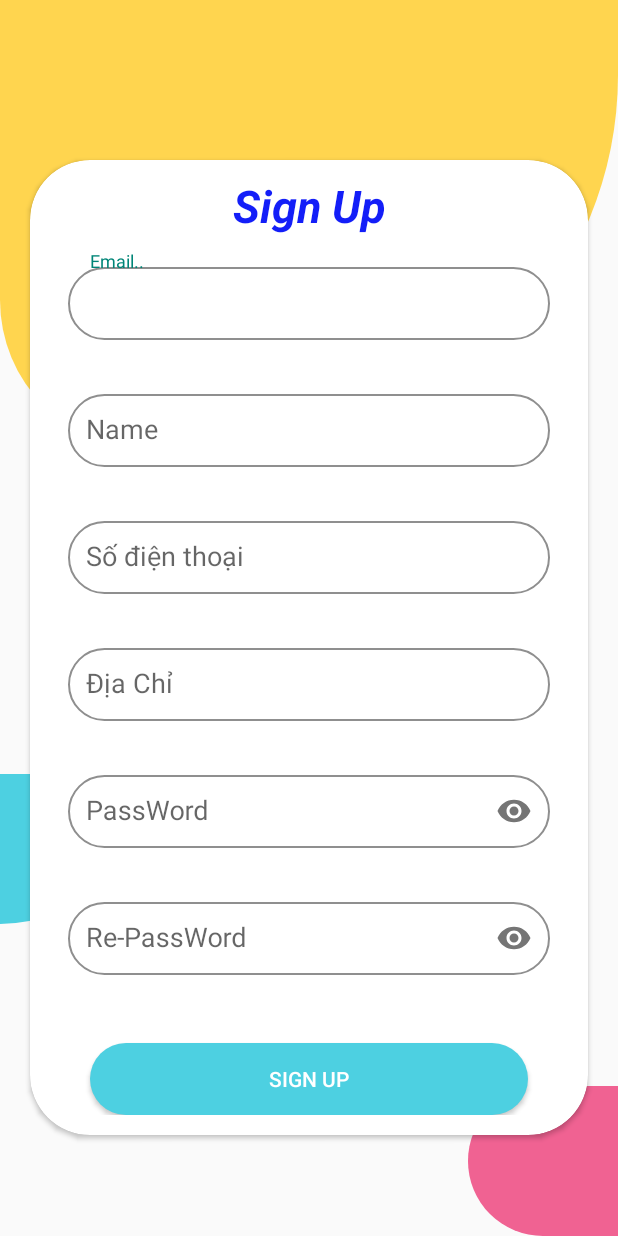
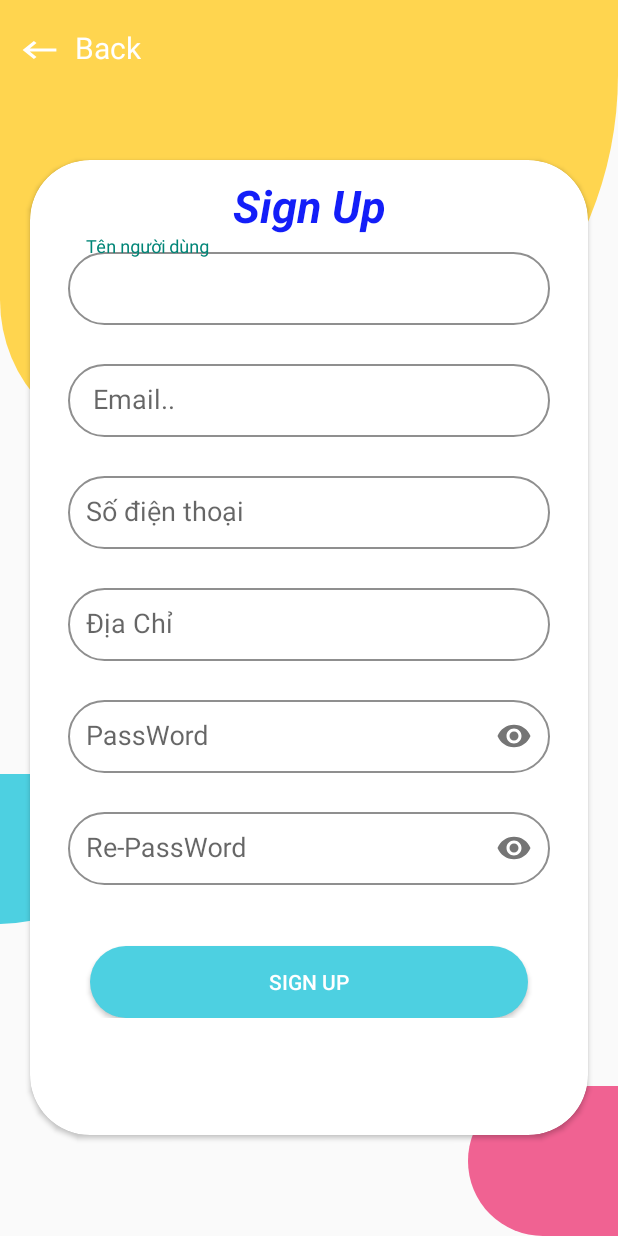
Before and after one commit to vinhnc31/nhom4_duan1, an Android app: the screen it shows after launch (SignUp), after a tap on "Sign Up", on a phone screen of 412 x 824 dp. Run offline under Robolectric (Android 15) with nearby library versions, the light colour scheme and no system bars; our stand-ins replace Firebase (no records; nobody signed in at launch, a user with empty details on screens opened directly); pictures from the network do not load.

Commit message:
Loc update 11/13

```diff
--- a/app/src/main/java/com/fpoly/VncStore/Login/SignIn.java
+++ b/app/src/main/java/com/fpoly/VncStore/Login/SignIn.java
@@ -55,7 +55,6 @@
         auth = FirebaseAuth.getInstance();
         tv_dk.setOnClickListener(view -> {
             startActivity(new Intent(this, SignUp.class));
-            finish();
         });
         dialog = new ProgressDialog(this);
         btn_login.setOnClickListener(new View.OnClickListener() {
--- a/app/src/main/java/com/fpoly/VncStore/Login/SignUp.java
+++ b/app/src/main/java/com/fpoly/VncStore/Login/SignUp.java
@@ -9,6 +9,7 @@
 import android.os.Bundle;
 import android.widget.Button;
 import android.widget.EditText;
+import android.widget.TextView;
 import android.widget.Toast;
 
 import com.fpoly.VncStore.ChucNang.TaiKhoan;
@@ -40,6 +41,10 @@
         setContentView(R.layout.activity_sign_up);
         ed_tendn = findViewById(R.id.ed_userNamedk);
         ed_name = findViewById(R.id.ed_name);
+        findViewById(R.id.back_signup).setOnClickListener(v ->{
+            startActivity(new Intent(SignUp.this,SignIn.class));
+            finish();
+        });
         ed_sodt = findViewById(R.id.ed_sodt);
         taiKhoan = new TaiKhoan();
         ed_diachi = findViewById(R.id.ed_diachi);
--- a/app/src/main/res/layout/activity_login.xml
+++ b/app/src/main/res/layout/activity_login.xml
@@ -87,7 +87,7 @@
                     android:layout_height="match_parent"
                     android:layout_margin="25dp"
                     android:background="@drawable/bogoc"
-                    android:hint="Tài Khoản, Email.."
+                    android:hint="Email.."
                     android:padding="12dp" />
             </com.google.android.material.textfield.TextInputLayout>
 
--- a/app/src/main/res/layout/activity_sign_up.xml
+++ b/app/src/main/res/layout/activity_sign_up.xml
@@ -5,6 +5,8 @@
     android:layout_width="match_parent"
     android:layout_height="match_parent"
     tools:context=".Login.SignUp">
+
+
 
     <ImageView
         android:layout_width="match_parent"
@@ -39,6 +41,35 @@
         app:layout_constraintTop_toTopOf="parent"
         app:layout_constraintVertical_bias="0.713" />
 
+    <TextView
+        android:layout_width="wrap_content"
+        android:layout_height="wrap_content"
+        android:layout_gravity="center"
+        android:layout_marginTop="10dp"
+        android:text=" Back"
+        android:textColor="@color/white"
+        android:textSize="20dp"
+        app:layout_constraintBottom_toBottomOf="parent"
+        app:layout_constraintEnd_toEndOf="parent"
+        app:layout_constraintHorizontal_bias="0.125"
+        app:layout_constraintStart_toStartOf="parent"
+        app:layout_constraintTop_toTopOf="parent"
+        app:layout_constraintVertical_bias="0.01" />
+
+    <ImageView
+        android:id="@+id/back_signup"
+        android:layout_width="wrap_content"
+        android:layout_height="wrap_content"
+        android:layout_gravity="center"
+        android:layout_marginTop="10dp"
+        android:background="@drawable/ic_baseline_keyboard_backspace_24"
+        app:layout_constraintBottom_toBottomOf="parent"
+        app:layout_constraintEnd_toEndOf="parent"
+        app:layout_constraintHorizontal_bias="0.03"
+        app:layout_constraintStart_toStartOf="parent"
+        app:layout_constraintTop_toTopOf="parent"
+        app:layout_constraintVertical_bias="0.014" />
+
     <androidx.cardview.widget.CardView
         android:layout_width="match_parent"
         android:layout_height="650dp"
@@ -54,6 +85,7 @@
             android:layout_width="match_parent"
             android:layout_height="wrap_content"
             android:orientation="vertical">
+
             <TextView
                 android:layout_width="match_parent"
                 android:layout_height="wrap_content"
@@ -67,16 +99,17 @@
             <com.google.android.material.textfield.TextInputLayout
                 android:layout_width="match_parent"
                 android:layout_height="wrap_content"
-                android:layout_marginTop="10dp"
                 app:endIconMode="clear_text">
 
                 <com.google.android.material.textfield.TextInputEditText
-                    android:id="@+id/ed_userNamedk"
+                    android:id="@+id/ed_name"
                     android:layout_width="match_parent"
                     android:layout_height="match_parent"
-                    android:layout_margin="25dp"
+                    android:layout_marginLeft="25dp"
+                    android:layout_marginRight="25dp"
+                    android:layout_marginBottom="15dp"
                     android:background="@drawable/bogoc"
-                    android:hint=" Email.."
+                    android:hint="Tên người dùng"
                     android:padding="12dp" />
             </com.google.android.material.textfield.TextInputLayout>
 
@@ -86,14 +119,18 @@
                 app:endIconMode="clear_text">
 
                 <com.google.android.material.textfield.TextInputEditText
-                    android:id="@+id/ed_name"
+                    android:id="@+id/ed_userNamedk"
                     android:layout_width="match_parent"
                     android:layout_height="match_parent"
-                    android:layout_margin="25dp"
+                    android:layout_marginLeft="25dp"
+                    android:layout_marginRight="25dp"
+                    android:layout_marginBottom="15dp"
                     android:background="@drawable/bogoc"
-                    android:hint="Name"
+                    android:hint=" Email.."
                     android:padding="12dp" />
             </com.google.android.material.textfield.TextInputLayout>
+
+
             <com.google.android.material.textfield.TextInputLayout
                 android:layout_width="match_parent"
                 android:layout_height="wrap_content"
@@ -103,11 +140,14 @@
                     android:id="@+id/ed_sodt"
                     android:layout_width="match_parent"
                     android:layout_height="match_parent"
-                    android:layout_margin="25dp"
+                    android:layout_marginLeft="25dp"
+                    android:layout_marginRight="25dp"
+                    android:layout_marginBottom="15dp"
                     android:background="@drawable/bogoc"
                     android:hint="Số điện thoại"
                     android:padding="12dp" />
             </com.google.android.material.textfield.TextInputLayout>
+
             <com.google.android.material.textfield.TextInputLayout
                 android:layout_width="match_parent"
                 android:layout_height="wrap_content"
@@ -117,7 +157,9 @@
                     android:id="@+id/ed_diachi"
                     android:layout_width="match_parent"
                     android:layout_height="match_parent"
-                    android:layout_margin="25dp"
+                    android:layout_marginLeft="25dp"
+                    android:layout_marginRight="25dp"
+                    android:layout_marginBottom="15dp"
                     android:background="@drawable/bogoc"
                     android:hint="Địa Chỉ"
                     android:padding="12dp" />
@@ -132,7 +174,9 @@
                     android:id="@+id/ed_passWorddk"
                     android:layout_width="match_parent"
                     android:layout_height="match_parent"
-                    android:layout_margin="25dp"
+                    android:layout_marginLeft="25dp"
+                    android:layout_marginRight="25dp"
+                    android:layout_marginBottom="15dp"
                     android:background="@drawable/bogoc"
                     android:hint="PassWord"
                     android:inputType="textPassword"
@@ -149,6 +193,7 @@
                     android:layout_width="match_parent"
                     android:layout_height="match_parent"
                     android:layout_margin="25dp"
+                    android:layout_marginBottom="15dp"
                     android:background="@drawable/bogoc"
                     android:hint="Re-PassWord"
                     android:inputType="textPassword"
@@ -160,7 +205,7 @@
                 android:layout_width="match_parent"
                 android:layout_height="wrap_content"
                 android:layout_marginLeft="40dp"
-                android:layout_marginTop="20dp"
+                android:layout_marginTop="15dp"
                 android:layout_marginRight="40dp"
                 android:background="@drawable/bogoclogin"
                 android:text="Sign Up"
```
